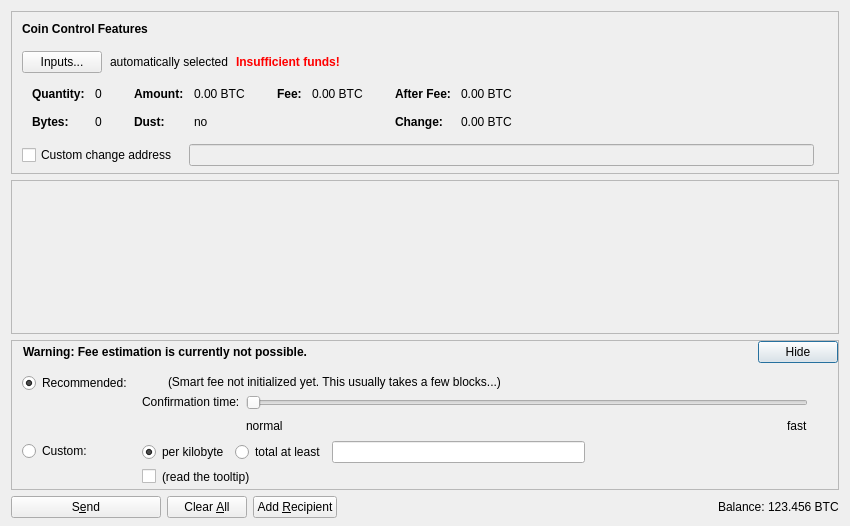
wonko433/blackcoin-more, file src/qt/forms/sendcoinsdialog.ui: the form before one commit.
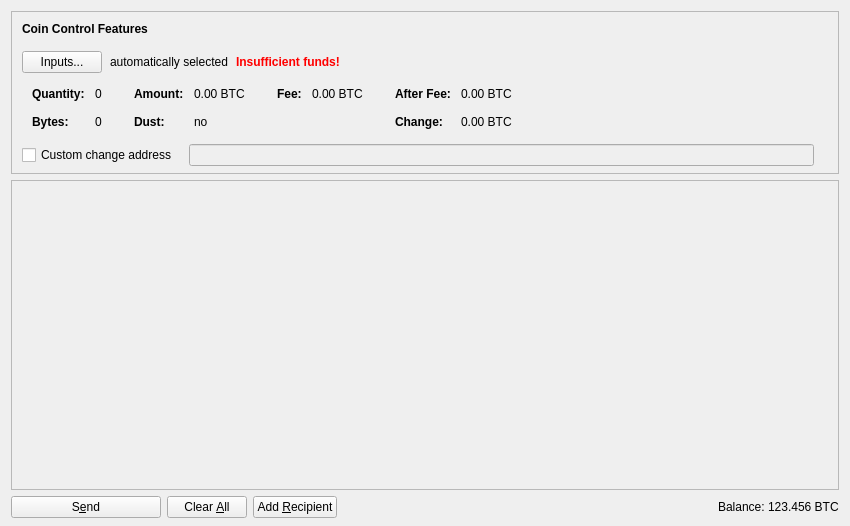
The form after the commit. Icons and pictures are not drawn. Custom widgets are drawn as their Qt base class.

Commit message: Completely remove fee section from GUI

```diff
--- a/src/qt/forms/sendcoinsdialog.ui
+++ b/src/qt/forms/sendcoinsdialog.ui
@@ -13,7 +13,7 @@
   <property name="windowTitle">
    <string>Send Coins</string>
   </property>
-  <layout class="QVBoxLayout" name="verticalLayout" stretch="0,1,0,0">
+  <layout class="QVBoxLayout" name="verticalLayout" stretch="0,1,0">
    <property name="bottomMargin">
     <number>8</number>
    </property>
@@ -588,7 +588,7 @@
         <x>0</x>
         <y>0</y>
         <width>830</width>
-        <height>104</height>
+        <height>304</height>
        </rect>
       </property>
       <layout class="QVBoxLayout" name="verticalLayout_2" stretch="0,1">
@@ -628,516 +628,6 @@
      </widget>
     </widget>
    </item>
-   <item>
-    <widget class="QFrame" name="frameFee">
-     <property name="sizePolicy">
-      <sizepolicy hsizetype="Expanding" vsizetype="Expanding">
-       <horstretch>0</horstretch>
-       <verstretch>0</verstretch>
-      </sizepolicy>
-     </property>
-     <property name="maximumSize">
-      <size>
-       <width>16777215</width>
-       <height>16777215</height>
-      </size>
-     </property>
-     <property name="frameShape">
-      <enum>QFrame::StyledPanel</enum>
-     </property>
-     <property name="frameShadow">
-      <enum>QFrame::Sunken</enum>
-     </property>
-     <layout class="QVBoxLayout" name="verticalLayoutFee1">
-      <property name="spacing">
-       <number>0</number>
-      </property>
-      <property name="leftMargin">
-       <number>0</number>
-      </property>
-      <property name="topMargin">
-       <number>0</number>
-      </property>
-      <property name="rightMargin">
-       <number>0</number>
-      </property>
-      <property name="bottomMargin">
-       <number>0</number>
-      </property>
-      <item>
-       <layout class="QVBoxLayout" name="verticalLayoutFee2" stretch="0,0,0">
-        <property name="spacing">
-         <number>0</number>
-        </property>
-        <property name="leftMargin">
-         <number>10</number>
-        </property>
-        <property name="topMargin">
-         <number>0</number>
-        </property>
-        <item>
-         <layout class="QHBoxLayout" name="horizontalLayoutFee1">
-          <property name="bottomMargin">
-           <number>0</number>
-          </property>
-          <item>
-           <layout class="QVBoxLayout" name="verticalLayoutFee7">
-            <property name="spacing">
-             <number>0</number>
-            </property>
-            <item>
-             <spacer name="verticalSpacerSmartFee">
-              <property name="orientation">
-               <enum>Qt::Vertical</enum>
-              </property>
-              <property name="sizeType">
-               <enum>QSizePolicy::Fixed</enum>
-              </property>
-              <property name="sizeHint" stdset="0">
-               <size>
-                <width>1</width>
-                <height>4</height>
-               </size>
-              </property>
-             </spacer>
-            </item>
-            <item>
-             <spacer name="verticalSpacer_5">
-              <property name="orientation">
-               <enum>Qt::Vertical</enum>
-              </property>
-              <property name="sizeHint" stdset="0">
-               <size>
-                <width>1</width>
-                <height>1</height>
-               </size>
-              </property>
-             </spacer>
-            </item>
-           </layout>
-          </item>
-          <item>
-           <widget class="QLabel" name="fallbackFeeWarningLabel">
-            <property name="toolTip">
-             <string>Using the fallbackfee can result in sending a transaction that will take serval hours or days (or never) to confirm. Consider choosing your fee manually or wait until your have validated the complete chain.</string>
-            </property>
-            <property name="font">
-            <font>
-                <weight>75</weight>
-                <bold>true</bold>
-            </font>
-            </property>
-            <property name="text">
-             <string>Warning: Fee estimation is currently not possible.</string>
-            </property>
-            <property name="wordWrap">
-             <bool>false</bool>
-            </property>
-           </widget>
-          </item>
-          <item>
-           <spacer name="horizontalSpacer_4">
-            <property name="orientation">
-             <enum>Qt::Horizontal</enum>
-            </property>
-            <property name="sizeType">
-             <enum>QSizePolicy::MinimumExpanding</enum>
-            </property>
-            <property name="sizeHint" stdset="0">
-             <size>
-              <width>40</width>
-              <height>20</height>
-             </size>
-            </property>
-           </spacer>
-          </item>
-          <item>
-           <widget class="QPushButton" name="buttonMinimizeFee">
-            <property name="toolTip">
-             <string>collapse fee-settings</string>
-            </property>
-            <property name="text">
-             <string>Hide</string>
-            </property>
-           </widget>
-          </item>
-         </layout>
-        </item>
-        <item>
-         <widget class="QFrame" name="frameFeeSelection">
-          <layout class="QVBoxLayout" name="verticalLayoutFee12">
-           <property name="spacing">
-            <number>0</number>
-           </property>
-           <property name="leftMargin">
-            <number>0</number>
-           </property>
-           <property name="topMargin">
-            <number>0</number>
-           </property>
-           <property name="rightMargin">
-            <number>0</number>
-           </property>
-           <property name="bottomMargin">
-            <number>0</number>
-           </property>
-           <item>
-            <layout class="QGridLayout" name="gridLayoutFee">
-             <property name="topMargin">
-              <number>10</number>
-             </property>
-             <property name="bottomMargin">
-              <number>4</number>
-             </property>
-             <property name="horizontalSpacing">
-              <number>10</number>
-             </property>
-             <property name="verticalSpacing">
-              <number>4</number>
-             </property>
-             <item row="1" column="1">
-              <layout class="QVBoxLayout" name="verticalLayoutFee8">
-               <property name="spacing">
-                <number>6</number>
-               </property>
-               <item>
-                <layout class="QHBoxLayout" name="horizontalLayoutFee13">
-                 <item>
-                  <widget class="QRadioButton" name="radioCustomPerKilobyte">
-                   <property name="toolTip">
-                    <string>If the custom fee is set to 1000 satoshis and the transaction is only 250 bytes, then &quot;per kilobyte&quot; only pays 250 satoshis in fee, while &quot;total at least&quot; pays 1000 satoshis. For transactions bigger than a kilobyte both pay by kilobyte.</string>
-                   </property>
-                   <property name="text">
-                    <string>per kilobyte</string>
-                   </property>
-                   <property name="checked">
-                    <bool>true</bool>
-                   </property>
-                   <attribute name="buttonGroup">
-                    <string notr="true">groupCustomFee</string>
-                   </attribute>
-                  </widget>
-                 </item>
-                 <item>
-                  <widget class="QRadioButton" name="radioCustomAtLeast">
-                   <property name="toolTip">
-                    <string>If the custom fee is set to 1000 satoshis and the transaction is only 250 bytes, then &quot;per kilobyte&quot; only pays 250 satoshis in fee, while &quot;total at least&quot; pays 1000 satoshis. For transactions bigger than a kilobyte both pay by kilobyte.</string>
-                   </property>
-                   <property name="text">
-                    <string>total at least</string>
-                   </property>
-                   <attribute name="buttonGroup">
-                    <string notr="true">groupCustomFee</string>
-                   </attribute>
-                  </widget>
-                 </item>
-                 <item>
-                  <widget class="BitcoinAmountField" name="customFee"/>
-                 </item>
-                 <item>
-                  <spacer name="horizontalSpacer_6">
-                   <property name="orientation">
-                    <enum>Qt::Horizontal</enum>
-                   </property>
-                   <property name="sizeHint" stdset="0">
-                    <size>
-                     <width>1</width>
-                     <height>1</height>
-                    </size>
-                   </property>
-                  </spacer>
-                 </item>
-                </layout>
-               </item>
-               <item>
-                <layout class="QHBoxLayout" name="horizontalLayoutFee8">
-                 <item>
-                  <widget class="QCheckBox" name="checkBoxMinimumFee">
-                   <property name="toolTip">
-                    <string>Paying only the minimum fee is just fine as long as there is less transaction volume than space in the blocks. But be aware that this can end up in a never confirming transaction once there is more demand for bitcoin transactions than the network can process.</string>
-                   </property>
-                   <property name="text">
-                    <string/>
-                   </property>
-                  </widget>
-                 </item>
-                 <item>
-                  <widget class="QLabel" name="labelMinFeeWarning">
-                   <property name="enabled">
-                    <bool>true</bool>
-                   </property>
-                   <property name="toolTip">
-                    <string>Paying only the minimum fee is just fine as long as there is less transaction volume than space in the blocks. But be aware that this can end up in a never confirming transaction once there is more demand for bitcoin transactions than the network can process.</string>
-                   </property>
-                   <property name="text">
-                    <string>(read the tooltip)</string>
-                   </property>
-                   <property name="margin">
-                    <number>5</number>
-                   </property>
-                  </widget>
-                 </item>
-                 <item>
-                  <spacer name="horizontalSpacer_2">
-                   <property name="orientation">
-                    <enum>Qt::Horizontal</enum>
-                   </property>
-                   <property name="sizeHint" stdset="0">
-                    <size>
-                     <width>1</width>
-                     <height>1</height>
-                    </size>
-                   </property>
-                  </spacer>
-                 </item>
-                </layout>
-               </item>
-              </layout>
-             </item>
-             <item row="0" column="0">
-              <layout class="QVBoxLayout" name="verticalLayoutFee4" stretch="0,1">
-               <item>
-                <widget class="QRadioButton" name="radioSmartFee">
-                 <property name="text">
-                  <string>Recommended:</string>
-                 </property>
-                 <property name="checked">
-                  <bool>true</bool>
-                 </property>
-                 <attribute name="buttonGroup">
-                  <string notr="true">groupFee</string>
-                 </attribute>
-                </widget>
-               </item>
-               <item>
-                <spacer name="verticalSpacer_2">
-                 <property name="orientation">
-                  <enum>Qt::Vertical</enum>
-                 </property>
-                 <property name="sizeHint" stdset="0">
-                  <size>
-                   <width>1</width>
-                   <height>1</height>
-                  </size>
-                 </property>
-                </spacer>
-               </item>
-              </layout>
-             </item>
-             <item row="1" column="0">
-              <layout class="QVBoxLayout" name="verticalLayoutFee9" stretch="0,1">
-               <item>
-                <widget class="QRadioButton" name="radioCustomFee">
-                 <property name="text">
-                  <string>Custom:</string>
-                 </property>
-                 <attribute name="buttonGroup">
-                  <string notr="true">groupFee</string>
-                 </attribute>
-                </widget>
-               </item>
-               <item>
-                <spacer name="verticalSpacer_6">
-                 <property name="orientation">
-                  <enum>Qt::Vertical</enum>
-                 </property>
-                 <property name="sizeHint" stdset="0">
-                  <size>
-                   <width>1</width>
-                   <height>1</height>
-                  </size>
-                 </property>
-                </spacer>
-               </item>
-              </layout>
-             </item>
-             <item row="0" column="1">
-              <layout class="QVBoxLayout" name="verticalLayoutFee3" stretch="0,0,1">
-               <property name="spacing">
-                <number>6</number>
-               </property>
-               <property name="topMargin">
-                <number>2</number>
-               </property>
-               <item>
-                <layout class="QHBoxLayout" name="horizontalLayoutFee12">
-                 <item>
-                  <widget class="QLabel" name="labelSmartFee">
-                   <property name="text">
-                    <string/>
-                   </property>
-                   <property name="margin">
-                    <number>2</number>
-                   </property>
-                  </widget>
-                 </item>
-                 <item>
-                  <widget class="QLabel" name="labelFeeEstimation">
-                   <property name="text">
-                    <string/>
-                   </property>
-                  </widget>
-                 </item>
-                 <item>
-                  <widget class="QLabel" name="labelSmartFee2">
-                   <property name="text">
-                    <string>(Smart fee not initialized yet. This usually takes a few blocks...)</string>
-                   </property>
-                   <property name="margin">
-                    <number>2</number>
-                   </property>
-                  </widget>
-                 </item>
-                 <item>
-                  <spacer name="horizontalSpacer_5">
-                   <property name="orientation">
-                    <enum>Qt::Horizontal</enum>
-                   </property>
-                   <property name="sizeHint" stdset="0">
-                    <size>
-                     <width>1</width>
-                     <height>1</height>
-                    </size>
-                   </property>
-                  </spacer>
-                 </item>
-                </layout>
-               </item>
-               <item>
-                <layout class="QHBoxLayout" name="horizontalLayoutFee9">
-                 <item>
-                  <layout class="QVBoxLayout" name="verticalLayoutFee6">
-                   <item>
-                    <widget class="QLabel" name="labelSmartFee3">
-                     <property name="text">
-                      <string>Confirmation time:</string>
-                     </property>
-                     <property name="margin">
-                      <number>2</number>
-                     </property>
-                    </widget>
-                   </item>
-                   <item>
-                    <spacer name="verticalSpacer_3">
-                     <property name="orientation">
-                      <enum>Qt::Vertical</enum>
-                     </property>
-                     <property name="sizeHint" stdset="0">
-                      <size>
-                       <width>1</width>
-                       <height>1</height>
-                      </size>
-                     </property>
-                    </spacer>
-                   </item>
-                  </layout>
-                 </item>
-                 <item>
-                  <layout class="QVBoxLayout" name="verticalLayoutFee5">
-                   <property name="rightMargin">
-                    <number>30</number>
-                   </property>
-                   <item>
-                    <widget class="QSlider" name="sliderSmartFee">
-                     <property name="minimum">
-                      <number>0</number>
-                     </property>
-                     <property name="maximum">
-                      <number>23</number>
-                     </property>
-                     <property name="pageStep">
-                      <number>1</number>
-                     </property>
-                     <property name="value">
-                      <number>0</number>
-                     </property>
-                     <property name="orientation">
-                      <enum>Qt::Horizontal</enum>
-                     </property>
-                     <property name="invertedAppearance">
-                      <bool>false</bool>
-                     </property>
-                     <property name="invertedControls">
-                      <bool>false</bool>
-                     </property>
-                     <property name="tickPosition">
-                      <enum>QSlider::NoTicks</enum>
-                     </property>
-                    </widget>
-                   </item>
-                   <item>
-                    <layout class="QHBoxLayout" name="horizontalLayoutFee10">
-                     <item>
-                      <widget class="QLabel" name="labelSmartFeeNormal">
-                       <property name="text">
-                        <string>normal</string>
-                       </property>
-                      </widget>
-                     </item>
-                     <item>
-                      <spacer name="horizontalSpacer_3">
-                       <property name="orientation">
-                        <enum>Qt::Horizontal</enum>
-                       </property>
-                       <property name="sizeHint" stdset="0">
-                        <size>
-                         <width>40</width>
-                         <height>20</height>
-                        </size>
-                       </property>
-                      </spacer>
-                     </item>
-                     <item>
-                      <widget class="QLabel" name="labelSmartFeeFast">
-                       <property name="text">
-                        <string>fast</string>
-                       </property>
-                      </widget>
-                     </item>
-                    </layout>
-                   </item>
-                  </layout>
-                 </item>
-                </layout>
-               </item>
-               <item>
-                <spacer name="verticalSpacer_4">
-                 <property name="orientation">
-                  <enum>Qt::Vertical</enum>
-                 </property>
-                 <property name="sizeHint" stdset="0">
-                  <size>
-                   <width>1</width>
-                   <height>1</height>
-                  </size>
-                 </property>
-                </spacer>
-               </item>
-              </layout>
-             </item>
-            </layout>
-           </item>
-          </layout>
-         </widget>
-        </item>
-        <item>
-         <spacer name="verticalSpacerFee">
-          <property name="orientation">
-           <enum>Qt::Vertical</enum>
-          </property>
-          <property name="sizeHint" stdset="0">
-           <size>
-            <width>800</width>
-            <height>1</height>
-           </size>
-          </property>
-         </spacer>
-        </item>
-       </layout>
-      </item>
-     </layout>
-    </widget>
-   </item>
    <item>
     <layout class="QHBoxLayout" name="horizontalLayout">
      <item>
@@ -1268,12 +758,6 @@
    <extends>QLineEdit</extends>
    <header>qvalidatedlineedit.h</header>
   </customwidget>
-  <customwidget>
-   <class>BitcoinAmountField</class>
-   <extends>QLineEdit</extends>
-   <header>bitcoinamountfield.h</header>
-   <container>1</container>
-  </customwidget>
  </customwidgets>
  <resources>
   <include location="../bitcoin.qrc"/>
```
Left out of the diff: 28 changed lines with no effect on the pictures. The commit also changes 2 other files.
